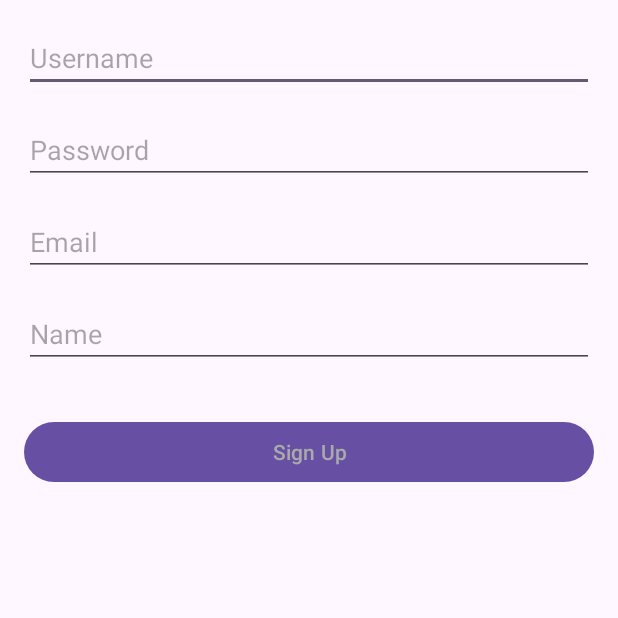
After one commit to wmorales76/esp-monitoring-system, an Android app: the RegisterActivity screen opened directly, with no data from a screen before it, on a phone screen of 412 x 824 dp, the top half of it. The commit adds this screen. Run offline under Robolectric (Android 15) with nearby library versions, the phone set to English and light mode, and no system bars.

Commit message:
add register and device dropdown menu
added a button to allow user registration and created a dropdown menu to allow users choose the devices they want to monitor

```diff
--- a/android-app/gasmonitor/app/build.gradle.kts
+++ b/android-app/gasmonitor/app/build.gradle.kts
@@ -44,4 +44,5 @@ dependencies {
     androidTestImplementation("androidx.test.espresso:espresso-core:3.5.1")
     implementation("com.squareup.okhttp3:okhttp:4.9.0")
 
+
 }
--- /dev/null
+++ b/android-app/gasmonitor/app/src/main/java/com/example/gas_monitor/RegisterActivity.java
@@ -0,0 +1,93 @@
+package com.example.gas_monitor;
+
+import androidx.appcompat.app.AppCompatActivity;
+
+import android.content.Intent;
+import android.os.Bundle;
+import android.os.Handler;
+import android.os.Looper;
+import android.view.View;
+import android.widget.Button;
+import android.widget.EditText;
+import android.widget.Toast;
+
+import org.json.JSONObject;
+
+import okhttp3.MediaType;
+import okhttp3.OkHttpClient;
+import okhttp3.Response;
+
+public class RegisterActivity extends AppCompatActivity {
+
+    private EditText usernameEditText;
+    private EditText passwordEditText;
+    private EditText nameEditText;
+    private EditText emailEditText;
+    private Button signupButton;
+    private Handler handler = new Handler(Looper.getMainLooper());
+
+    @Override
+    protected void onCreate(Bundle savedInstanceState) {
+        super.onCreate(savedInstanceState);
+        setContentView(R.layout.register_activity);
+        usernameEditText = findViewById(R.id.username);
+        passwordEditText = findViewById(R.id.password);
+        nameEditText = findViewById(R.id.name);
+        emailEditText = findViewById(R.id.email);
+
+        signupButton = (Button) findViewById(R.id.signup);
+
+        signupButton.setOnClickListener(new View.OnClickListener() {
+            @Override
+            public void onClick(View view) {
+                String username = usernameEditText.getText().toString();
+                String password = passwordEditText.getText().toString();
+                String name = nameEditText.getText().toString();
+                String email = emailEditText.getText().toString();
+                attemptSignup(username, password, name, email);
+            }
+        });
+    }
+
+    private void attemptSignup(String username, String password, String name, String email) {
+        JSONObject signupPayload = new JSONObject();
+        try {
+            signupPayload.put("username", username);
+            signupPayload.put("password", password);
+            signupPayload.put("name", name);
+            signupPayload.put("email", email);
+        } catch (Exception e) {
+            e.printStackTrace();
+        }
+        new Thread(() -> {
+            OkHttpClient client = new OkHttpClient();
+            String url = "http://192.168.0.243:5000/signup";
+            okhttp3.MediaType JSON = MediaType.parse("application/json; charset=utf-8");
+            okhttp3.RequestBody body = okhttp3.RequestBody.create(JSON, signupPayload.toString());
+            okhttp3.Request request = new okhttp3.Request.Builder()
+                    .url(url)
+                    .post(body)
+                    .build();
+            try {
+                Response response = client.newCall(request).execute();
+                assert response.body() != null;
+                String responseString = response.body().string();
+                handler.post(() -> handleRegisterResult(responseString));
+
+            } catch (Exception e) {
+                e.printStackTrace();
+                handler.post(() -> Toast.makeText(RegisterActivity.this, "Network error", Toast.LENGTH_SHORT).show());
+            }
+        }).start();
+    }
+
+    private void handleRegisterResult(String result) {
+        if (result != null && result.contains("registered successfully")){
+            Intent intent = new Intent(RegisterActivity.this, LoginActivity.class);
+            startActivity(intent);
+            finish();
+        } else {
+            Toast.makeText(RegisterActivity.this, "Registration failed", Toast.LENGTH_SHORT).show();
+        }
+    }
+}
--- /dev/null
+++ b/android-app/gasmonitor/app/src/main/res/layout/register_activity.xml
@@ -0,0 +1,49 @@
+<?xml version="1.0" encoding="utf-8"?>
+<LinearLayout xmlns:android="http://schemas.android.com/apk/res/android"
+    android:layout_width="match_parent"
+    android:layout_height="match_parent"
+    android:orientation="vertical"
+    android:padding="16dp">
+
+
+    <EditText
+        android:id="@+id/username"
+        android:layout_width="match_parent"
+        android:layout_height="wrap_content"
+        android:hint="Username"
+        android:inputType="text"
+        android:layout_marginBottom="16dp"/>
+
+    <EditText
+        android:id="@+id/password"
+        android:layout_width="match_parent"
+        android:layout_height="wrap_content"
+        android:hint="Password"
+        android:inputType="textPassword"
+        android:layout_marginBottom="16dp"/>
+
+    <EditText
+        android:id="@+id/email"
+        android:layout_width="match_parent"
+        android:layout_height="wrap_content"
+        android:hint="Email"
+        android:inputType="textEmailAddress"
+        android:layout_marginBottom="16dp"/>
+
+    <EditText
+        android:id="@+id/name"
+        android:layout_width="match_parent"
+        android:layout_height="wrap_content"
+        android:hint="Name"
+        android:inputType="text"
+        android:layout_marginBottom="16dp"/>
+
+    <Button
+        android:id="@+id/signup"
+        android:layout_width="match_parent"
+        android:layout_height="wrap_content"
+        android:layout_marginTop="16dp"
+        android:text="Sign Up"
+        android:textColor="@android:color/darker_gray" />
+
+</LinearLayout>
```
Also changed, not shown: android-app/gasmonitor/app/src/main/AndroidManifest.xml (+5 -2 lines), android-app/gasmonitor/app/src/main/java/com/example/gas_monitor/DeviceAdapter.java (added, +47 -0 lines), android-app/gasmonitor/app/src/main/java/com/example/gas_monitor/LoginActivity.java (+52 -39 lines), android-app/gasmonitor/app/src/main/java/com/example/gas_monitor/MainActivity.java (+123 -52 lines), android-app/gasmonitor/app/src/main/res/layout/activity_main.xml (+13 -10 lines), android-app/gasmonitor/app/src/main/res/layout/device_item.xml (added, +14 -0 lines), android-app/gasmonitor/app/src/main/res/layout/login_activity.xml (+12 -3 lines), 2 other files.
